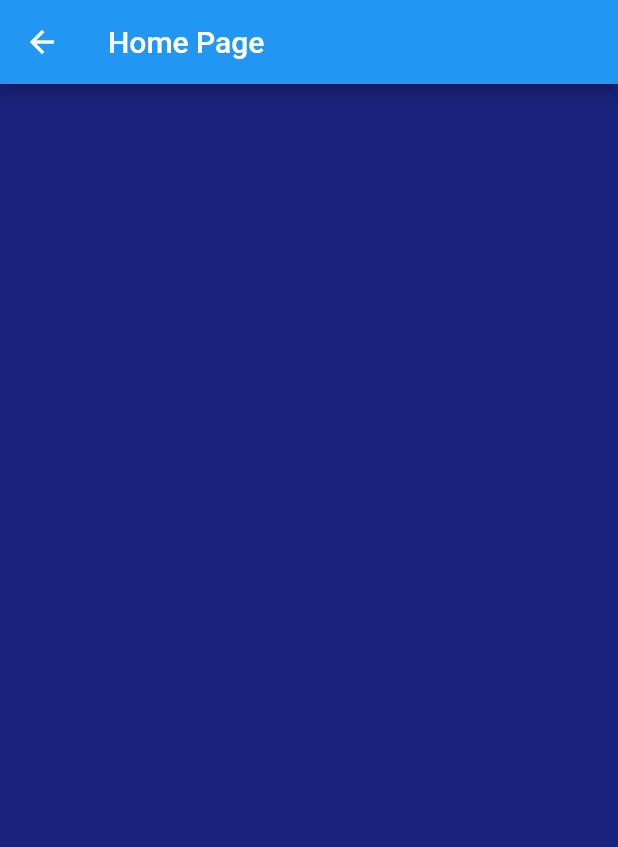
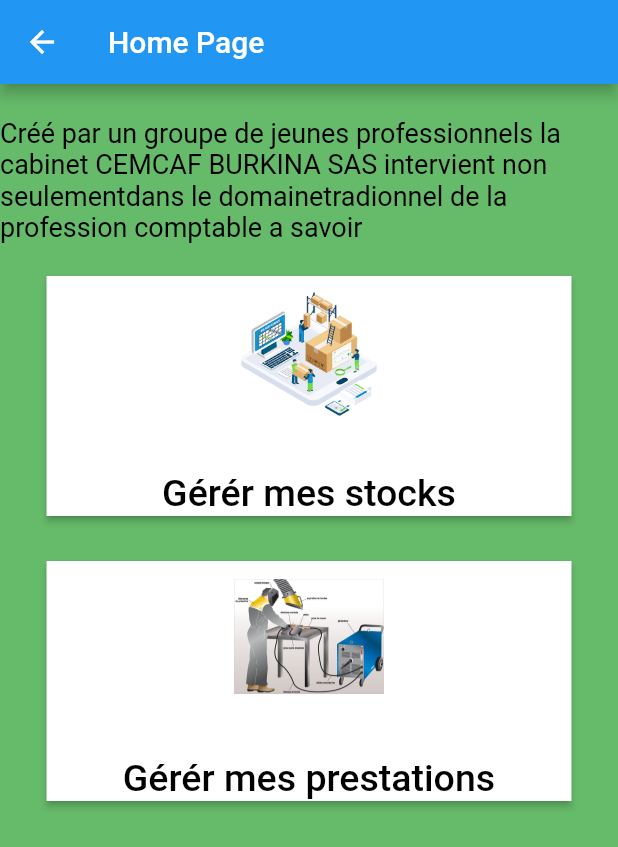
Before and after one commit to MokoutoneOussene/CISV_PROJECT, a Flutter app: the screen it shows after launch, after a tap on "Se connecter", on a phone screen of 412 x 824 dp. Shown: the top 847 px of the screen. Run offline on Flutter 3.47's test engine with Material 2 defaults, Android fonts, the light colour scheme and no system bars.

Commit message:
Modification de home page

```diff
--- a/lib/home.dart
+++ b/lib/home.dart
@@ -10,7 +10,105 @@ class HomePage extends StatelessWidget {
       appBar: AppBar(
         title: const Text('Home Page'),
       ),
-      backgroundColor: Colors.indigo[900],
+      backgroundColor: Colors.green[400],
+      body: Center(
+        child: Column(
+          children: [
+            SizedBox(
+              height: 22,
+            ),
+            Text(
+              'Créé par un groupe de jeunes professionnels la cabinet CEMCAF BURKINA SAS intervient non seulementdans le domainetradionnel de la profession comptable a savoir',
+              style: TextStyle(
+                color: Colors.black,
+                fontSize: 18,
+              ),
+            ),
+            SizedBox(
+              height: 22,
+            ),
+            SizedBox(
+              width: 350,
+              height: 160,
+              child: ElevatedButton(
+                onPressed: () {
+                  print('Clicked');
+                },
+                style: ElevatedButton.styleFrom(
+                  backgroundColor: Colors.white,
+                  foregroundColor: Colors.black,
+                  shape: RoundedRectangleBorder(
+                    borderRadius: BorderRadius.all(
+                      Radius.circular(0),
+                    ),
+                  ),
+                ),
+                child: Column(
+                  mainAxisAlignment: MainAxisAlignment.center,
+                  children: [
+                    Image.asset(
+                      'assets/images/stocks.png',
+                      width: 100,
+                      height: 100,
+                    ),
+                    SizedBox(
+                      height: 30,
+                    ),
+                    Text(
+                        'Gérér mes stocks',
+                      style: TextStyle(
+                      color: Colors.black,
+                      fontSize: 25,
+                    ),
+                    ),
+                  ],
+                ),
+              ),
+            ),
+            SizedBox(
+              height: 30,
+            ),
+            SizedBox(
+              width: 350,
+              height: 160,
+              child: ElevatedButton(
+                onPressed: () {
+                  print('Clicked');
+                },
+                style: ElevatedButton.styleFrom(
+                  backgroundColor: Colors.white,
+                  foregroundColor: Colors.black,
+                  shape: RoundedRectangleBorder(
+                    borderRadius: BorderRadius.all(
+                      Radius.circular(0),
+                    ),
+                  ),
+                ),
+                child: Column(
+                  mainAxisAlignment: MainAxisAlignment.center,
+                  children: [
+                    Image.asset(
+                      'assets/images/soudage-arc.jpg',
+                      width: 100,
+                      height: 100,
+                    ),
+                    SizedBox(
+                      height: 30,
+                    ),
+                    Text(
+                      'Gérér mes prestations',
+                      style: TextStyle(
+                        color: Colors.black,
+                        fontSize: 25,
+                      ),
+                    ),
+                  ],
+                ),
+              ),
+            ),
+          ],
+        ),
+      ),
     );
   }
 }
--- a/lib/login_page.dart
+++ b/lib/login_page.dart
@@ -8,7 +8,7 @@ class loginPage extends StatelessWidget {
   @override
   Widget build(BuildContext context) {
     return Scaffold(
-      backgroundColor: Colors.green[900],
+      backgroundColor: Colors.green[400],
       body: Padding(
         padding: EdgeInsets.all(20),
         child: Column(
@@ -188,7 +188,7 @@ class loginPage extends StatelessWidget {
                   child: Text(
                     'Clicker ici',
                     style: TextStyle(
-                      color: Colors.amber,
+                      color: Colors.amber[900],
                     ),
                   ),
                 ),
--- a/lib/register_page.dart
+++ b/lib/register_page.dart
@@ -10,7 +10,7 @@ class registerPage extends StatelessWidget {
       appBar: AppBar(
         title: const Text('Création de compte'),
       ),
-      backgroundColor: Colors.green[900],
+      backgroundColor: Colors.green[400],
       body: Padding(
         padding: EdgeInsets.all(20),
         child: Column(
```
Also changed, not shown: assets/images/soudage-arc.jpg (added), assets/images/stocks.png (added).
